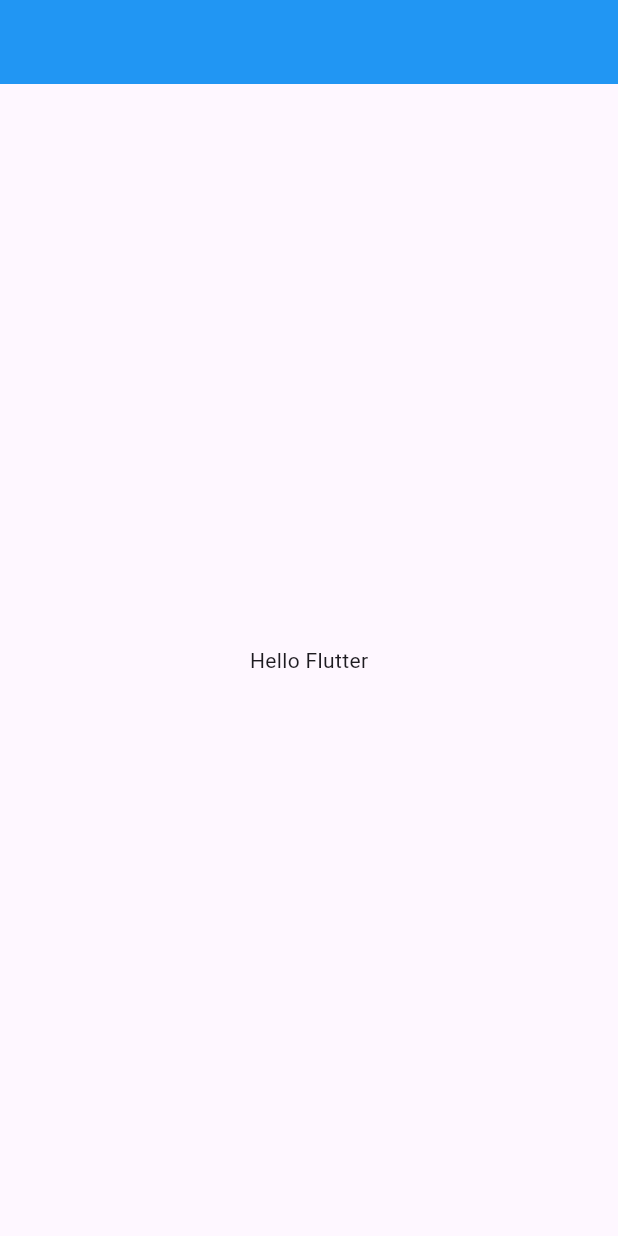
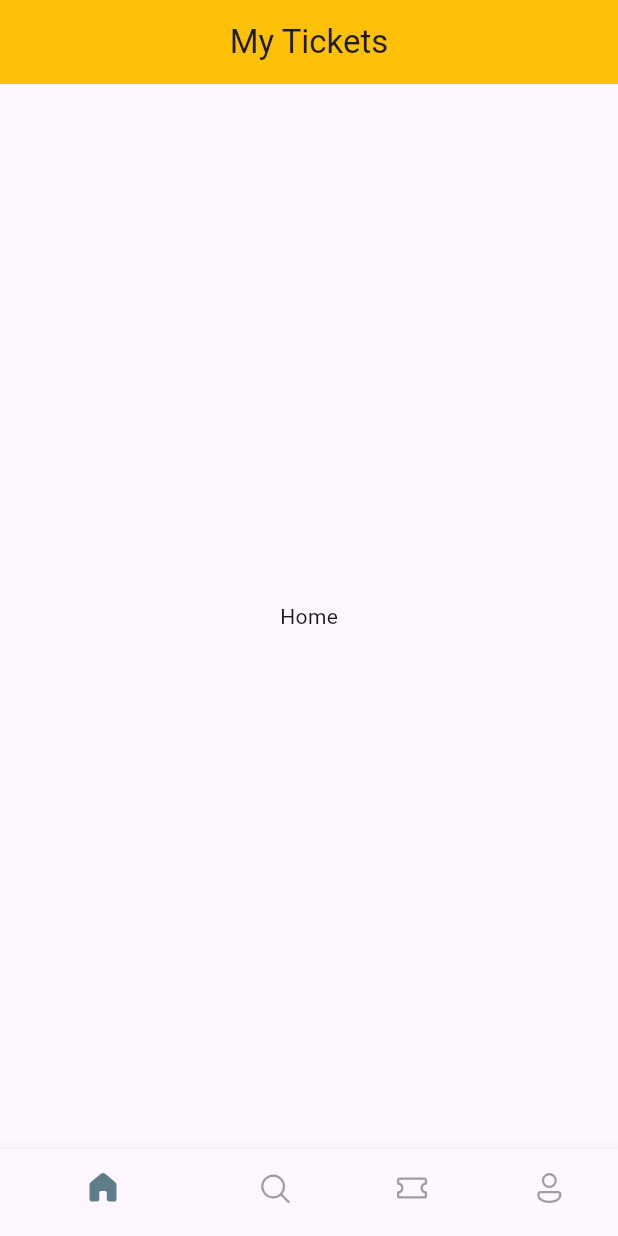
Before and after one commit to Ritex12in/First-Flutter-App, a Flutter app: the screen it shows after launch, on a phone screen of 412 x 824 dp. Run offline on Flutter 3.47's test engine with Material 3 defaults, Android fonts, the phone set to English and light mode, and no system bars; our stand-ins replace fluentui_icons.

Commit message:
Adding Bottom Navigation Bar

```diff
--- /dev/null
+++ b/lib/base/bottom_nav_bar.dart
@@ -0,0 +1,68 @@
+import 'package:fluentui_icons/fluentui_icons.dart';
+import 'package:flutter/material.dart';
+
+class BottomNavBar extends StatefulWidget {
+  const BottomNavBar({super.key});
+
+  @override
+  State<BottomNavBar> createState() => _BottomNavBarState();
+}
+
+class _BottomNavBarState extends State<BottomNavBar> {
+  final appScreen = [
+    const Center(
+      child: Text("Home"),
+    ),
+    const Center(
+      child: Text("Search"),
+    ),
+    const Center(
+      child: Text("Tickets"),
+    ),
+    const Center(
+      child: Text("Profile"),
+    )
+  ];
+
+  int _selectedItem = 0;
+  void _onItemTapped(int index) {
+    setState(() {
+      _selectedItem = index;
+    });
+  }
+
+  @override
+  Widget build(BuildContext context) {
+    return Scaffold(
+      appBar: AppBar(
+        title: const Center(child: Text("My Tickets")),
+        backgroundColor: Colors.amber,
+      ),
+      body: appScreen[_selectedItem],
+      bottomNavigationBar: BottomNavigationBar(
+          onTap: _onItemTapped,
+          currentIndex: _selectedItem,
+          selectedItemColor: Colors.blueGrey,
+          unselectedItemColor: Colors.grey,
+          showSelectedLabels: false,
+          items: const [
+            BottomNavigationBarItem(
+                icon: Icon(FluentSystemIcons.ic_fluent_home_regular),
+                activeIcon: Icon(FluentSystemIcons.ic_fluent_home_filled),
+                label: "Home"),
+            BottomNavigationBarItem(
+                icon: Icon(FluentSystemIcons.ic_fluent_search_regular),
+                activeIcon: Icon(FluentSystemIcons.ic_fluent_search_filled),
+                label: "Search"),
+            BottomNavigationBarItem(
+                icon: Icon(FluentSystemIcons.ic_fluent_ticket_regular),
+                activeIcon: Icon(FluentSystemIcons.ic_fluent_ticket_filled),
+                label: "Ticket"),
+            BottomNavigationBarItem(
+                icon: Icon(FluentSystemIcons.ic_fluent_person_regular),
+                activeIcon: Icon(FluentSystemIcons.ic_fluent_person_filled),
+                label: "Profile"),
+          ]),
+    );
+  }
+}
--- a/lib/main.dart
+++ b/lib/main.dart
@@ -1,3 +1,4 @@
+import 'package:first_flutter_app/base/bottom_nav_bar.dart';
 import 'package:flutter/material.dart';
 
 void main() {
@@ -9,11 +10,8 @@ class MyApp extends StatelessWidget {
 
   @override
   Widget build(BuildContext context) {
-    return MaterialApp(
-      home: Scaffold(
-        appBar: AppBar(backgroundColor: Colors.blue),
-        body: const Center(child: Text("Hello Flutter")),
-      ),
+    return const MaterialApp(
+      home: BottomNavBar()
     );
   }
 }
--- a/pubspec.yaml
+++ b/pubspec.yaml
@@ -35,6 +35,7 @@ dependencies:
   # The following adds the Cupertino Icons font to your application.
   # Use with the CupertinoIcons class for iOS style icons.
   cupertino_icons: ^1.0.8
+  fluentui_icons: ^1.0.0
 
 dev_dependencies:
   flutter_test:
```
Also changed, not shown: pubspec.lock.
